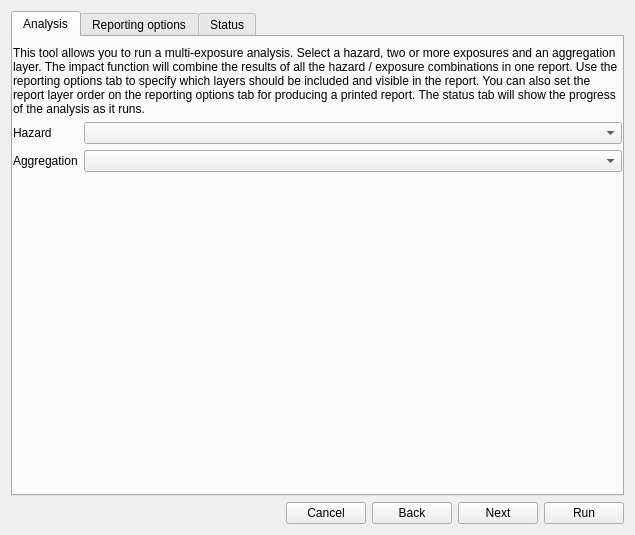
First picture: the form in safe/gui/ui/multi_exposure_dialog_base.ui, repository inasafe/inasafe, before the edit.
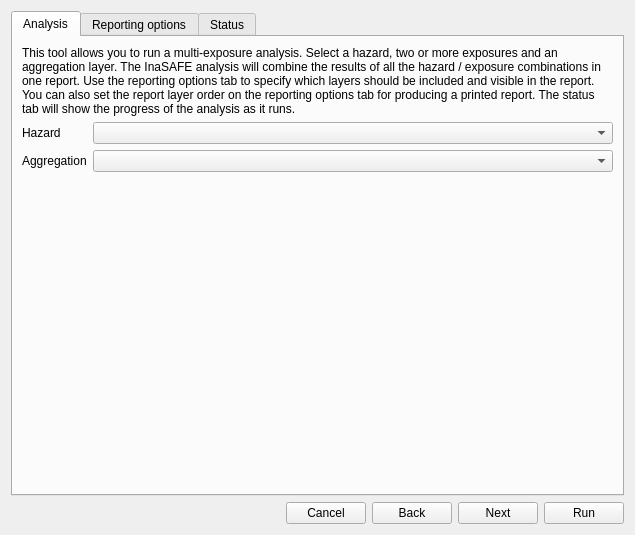
Second picture: the form after the edit. The open tabs and pages were chosen to show the change. Custom widgets are drawn as their Qt base class.

Commit message: add padding in multiexposure dialog, review sentence

What changed in the file:
```diff
--- a/safe/gui/ui/multi_exposure_dialog_base.ui
+++ b/safe/gui/ui/multi_exposure_dialog_base.ui
@@ -24,16 +24,10 @@
        <string>Analysis</string>
       </attribute>
       <layout class="QVBoxLayout" name="verticalLayout_2">
-       <property name="leftMargin">
-        <number>0</number>
-       </property>
-       <property name="rightMargin">
-        <number>0</number>
-       </property>
        <item>
         <widget class="QLabel" name="label">
          <property name="text">
-          <string>This tool allows you to run a multi-exposure analysis. Select a hazard, two or more exposures and an aggregation layer. The impact function will combine the results of all the hazard / exposure combinations in one report. Use the reporting options tab to specify which layers should be included and visible in the report. You can also set the report layer order on the reporting options tab for producing a printed report. The status tab will show the progress of the analysis as it runs.</string>
+          <string>This tool allows you to run a multi-exposure analysis. Select a hazard, two or more exposures and an aggregation layer. The InaSAFE analysis will combine the results of all the hazard / exposure combinations in one report. Use the reporting options tab to specify which layers should be included and visible in the report. You can also set the report layer order on the reporting options tab for producing a printed report. The status tab will show the progress of the analysis as it runs.</string>
          </property>
          <property name="wordWrap">
           <bool>true</bool>
```
Left out of the diff: 8 changed lines with no effect on the pictures.
